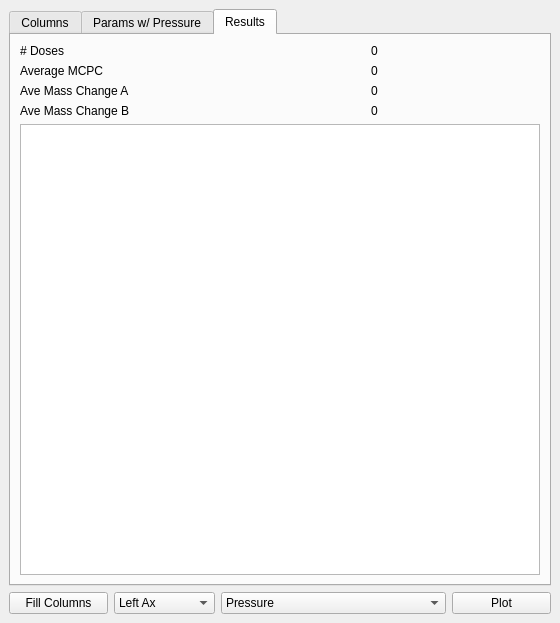
austinmcano/GGG, file src/Ui_Files/DockWidgets/Ui/dw_QCM.ui: the form before one commit.
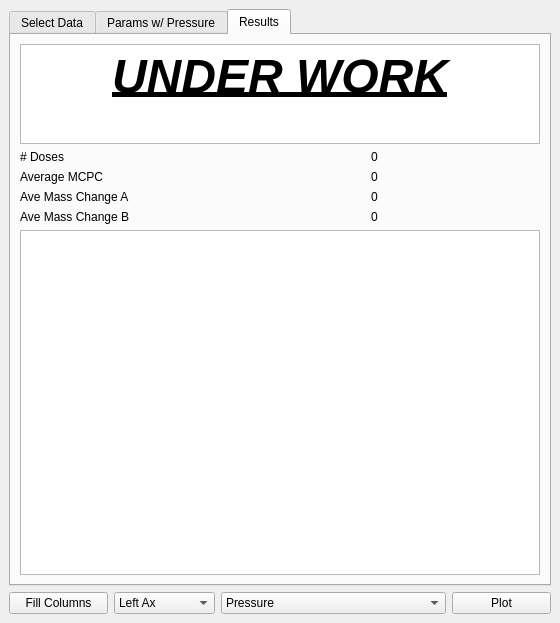
The form after the commit. The open tabs and pages were chosen to show the change.

```diff
--- a/src/Ui_Files/DockWidgets/Ui/dw_QCM.ui
+++ b/src/Ui_Files/DockWidgets/Ui/dw_QCM.ui
@@ -99,7 +99,7 @@
       </property>
       <widget class="QWidget" name="tab_3">
        <attribute name="title">
-        <string>Columns</string>
+        <string>Select Data</string>
        </attribute>
        <layout class="QGridLayout" name="gridLayout_5">
         <item row="1" column="1">
@@ -371,65 +371,82 @@
         <string>Results</string>
        </attribute>
        <layout class="QGridLayout" name="gridLayout_3">
-        <item row="5" column="0" colspan="3">
-         <widget class="QTextEdit" name="textEdit"/>
-        </item>
-        <item row="4" column="2">
-         <widget class="QLabel" name="ave_mcpbhc_label">
+        <item row="3" column="2">
+         <widget class="QLabel" name="ave_mcpc_label">
           <property name="text">
            <string>0</string>
           </property>
          </widget>
         </item>
-        <item row="4" column="0" colspan="2">
+        <item row="5" column="0" colspan="2">
          <widget class="QLabel" name="label_11">
           <property name="text">
            <string>Ave Mass Change B</string>
           </property>
          </widget>
         </item>
-        <item row="3" column="2">
+        <item row="4" column="2">
          <widget class="QLabel" name="ave_mcpahc_label">
           <property name="text">
            <string>0</string>
           </property>
          </widget>
         </item>
-        <item row="2" column="2">
-         <widget class="QLabel" name="ave_mcpc_label">
-          <property name="text">
-           <string>0</string>
-          </property>
-         </widget>
-        </item>
-        <item row="0" column="2">
-         <widget class="QLabel" name="num_doses">
-          <property name="text">
-           <string>0</string>
-          </property>
-         </widget>
-        </item>
-        <item row="0" column="0" colspan="2">
+        <item row="1" column="0" colspan="2">
          <widget class="QLabel" name="label">
           <property name="text">
            <string># Doses</string>
           </property>
          </widget>
         </item>
-        <item row="3" column="0" colspan="2">
+        <item row="5" column="2">
+         <widget class="QLabel" name="ave_mcpbhc_label">
+          <property name="text">
+           <string>0</string>
+          </property>
+         </widget>
+        </item>
+        <item row="1" column="2">
+         <widget class="QLabel" name="num_doses">
+          <property name="text">
+           <string>0</string>
+          </property>
+         </widget>
+        </item>
+        <item row="4" column="0" colspan="2">
          <widget class="QLabel" name="label_10">
           <property name="text">
            <string>Ave Mass Change A</string>
           </property>
          </widget>
         </item>
-        <item row="2" column="0" colspan="2">
+        <item row="6" column="0" colspan="3">
+         <widget class="QTextEdit" name="textEdit"/>
+        </item>
+        <item row="3" column="0" colspan="2">
          <widget class="QLabel" name="label_5">
           <property name="text">
            <string>Average MCPC</string>
           </property>
          </widget>
         </item>
+        <item row="0" column="0" colspan="3">
+         <widget class="QTextBrowser" name="textBrowser_3">
+          <property name="maximumSize">
+           <size>
+            <width>16777215</width>
+            <height>100</height>
+           </size>
+          </property>
+          <property name="html">
+           <string>&lt;!DOCTYPE HTML PUBLIC &quot;-//W3C//DTD HTML 4.0//EN&quot; &quot;http://www.w3.org/TR/REC-html40/strict.dtd&quot;&gt;
+&lt;html&gt;&lt;head&gt;&lt;meta name=&quot;qrichtext&quot; content=&quot;1&quot; /&gt;&lt;style type=&quot;text/css&quot;&gt;
+p, li { white-space: pre-wrap; }
+&lt;/style&gt;&lt;/head&gt;&lt;body style=&quot; font-family:'.AppleSystemUIFont'; font-size:13pt; font-weight:400; font-style:normal;&quot;&gt;
+&lt;p align=&quot;center&quot; style=&quot; margin-top:0px; margin-bottom:0px; margin-left:0px; margin-right:0px; -qt-block-indent:0; text-indent:0px;&quot;&gt;&lt;span style=&quot; font-size:36pt; font-weight:600; font-style:italic; text-decoration: underline;&quot;&gt;UNDER WORK&lt;/span&gt;&lt;/p&gt;&lt;/body&gt;&lt;/html&gt;</string>
+          </property>
+         </widget>
+        </item>
        </layout>
       </widget>
      </widget>
```
Left out of the diff: 12 changed lines with no effect on the pictures.
